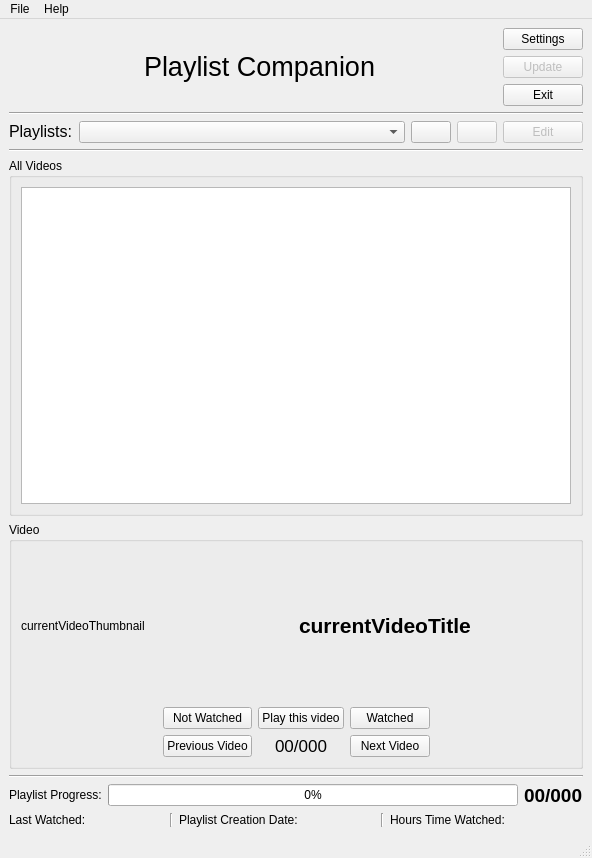
Qt form src/PlaylistCompanion/mainwindow.ui (KaziRifatMorshed/Playlist-Companion) before a commit.
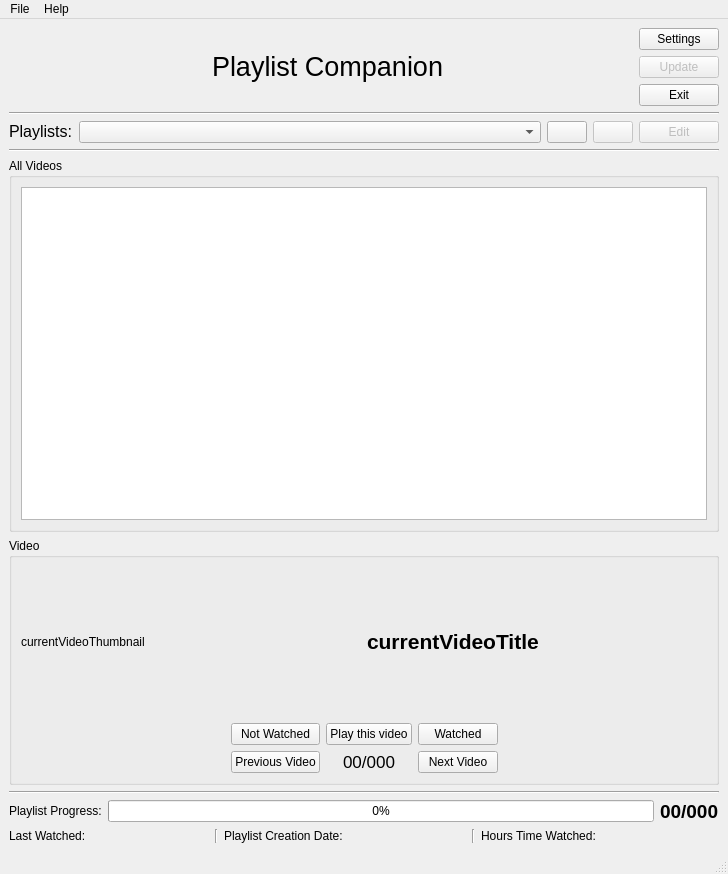
The same form after that commit. Icons and pictures are not drawn.

Commit message: video length column added

```diff
--- a/src/PlaylistCompanion/mainwindow.ui
+++ b/src/PlaylistCompanion/mainwindow.ui
@@ -6,8 +6,8 @@
    <rect>
     <x>0</x>
     <y>0</y>
-    <width>592</width>
-    <height>858</height>
+    <width>728</width>
+    <height>874</height>
    </rect>
   </property>
   <property name="windowTitle">
@@ -560,7 +560,7 @@
     <rect>
      <x>0</x>
      <y>0</y>
-     <width>592</width>
+     <width>728</width>
      <height>22</height>
     </rect>
    </property>
```
The commit also changes 2 other files.
